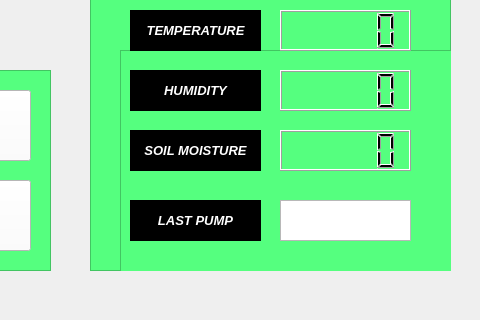
Above: water_gui/dialog.ui from tiendung453/AutoWateringSystem before the change; both pictures show x 320 to 800 and y 280 to 600 of the 800 by 600 pixel window. Below: the same form after it.
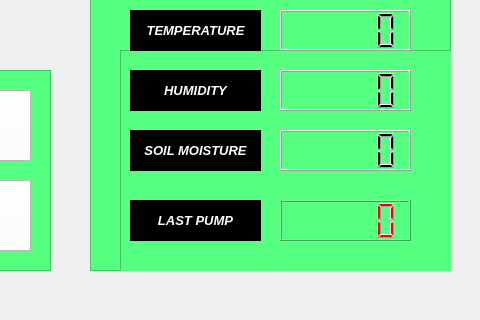
That is the form after the change.

```diff
--- a/water_gui/dialog.ui
+++ b/water_gui/dialog.ui
@@ -205,16 +205,6 @@
     <set>Qt::AlignCenter</set>
    </property>
   </widget>
-  <widget class="QTextEdit" name="timePump">
-   <property name="geometry">
-    <rect>
-     <x>600</x>
-     <y>480</y>
-     <width>131</width>
-     <height>41</height>
-    </rect>
-   </property>
-  </widget>
   <widget class="QLabel" name="label_3">
    <property name="geometry">
     <rect>
@@ -291,6 +281,21 @@
     <property name="frameShadow">
      <enum>QFrame::Raised</enum>
     </property>
+    <widget class="QLCDNumber" name="lcdLastPump">
+     <property name="geometry">
+      <rect>
+       <x>160</x>
+       <y>150</y>
+       <width>131</width>
+       <height>41</height>
+      </rect>
+     </property>
+     <property name="styleSheet">
+      <string notr="true">color: rgb(255, 255, 255);
+color: rgb(255, 0, 0);
+border-color: rgb(255, 255, 255);</string>
+     </property>
+    </widget>
    </widget>
   </widget>
   <widget class="QFrame" name="frame_3">
```
Left out of the diff: 1 changed line with no effect on the pictures.
